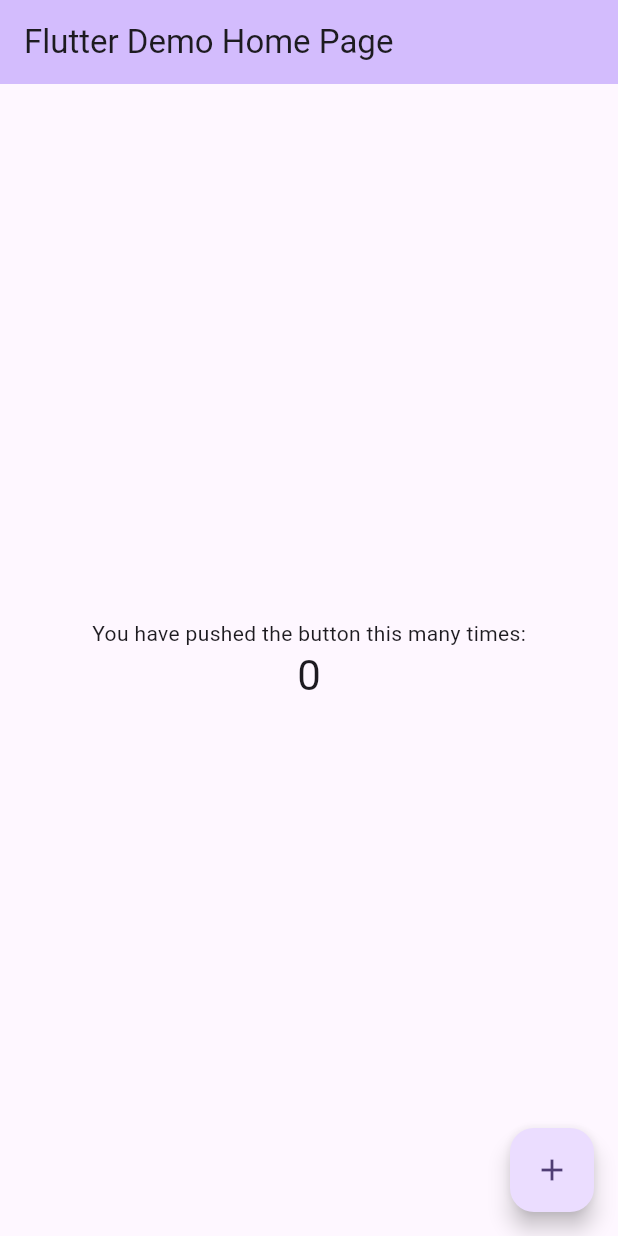
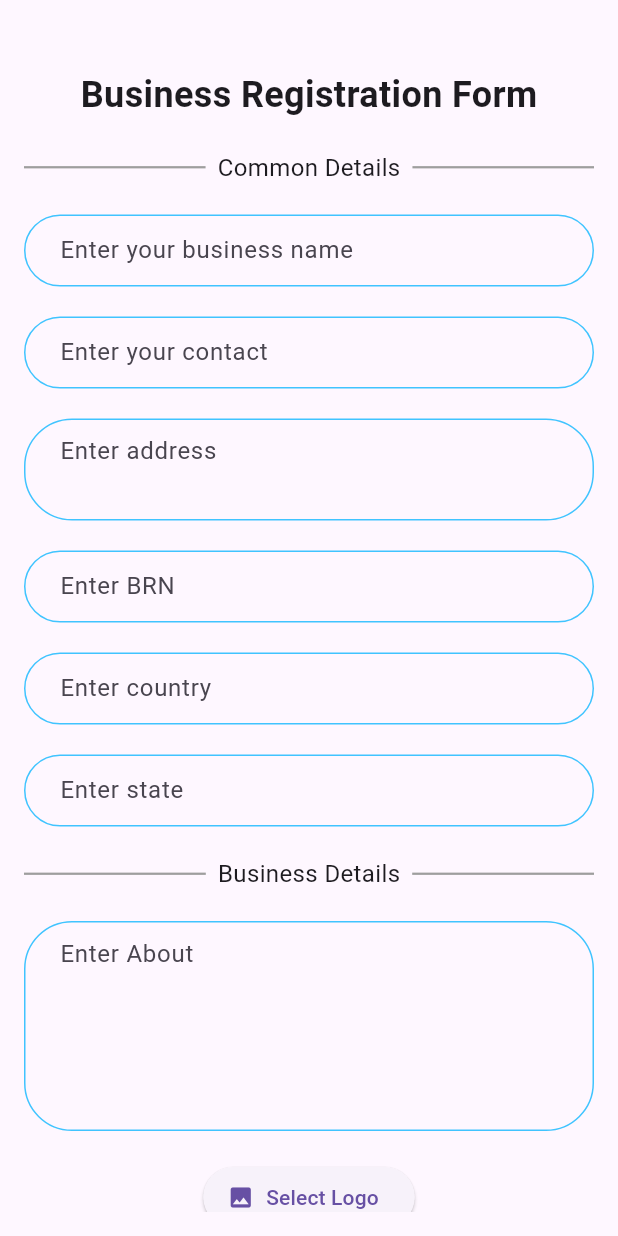
Before and after one commit to maduranga98/Saloon-App, a Flutter app: the screen it shows after launch, on a phone screen of 412 x 824 dp. Run offline on Flutter 3.47's test engine with Material 3 defaults, Android fonts, the phone set to English and light mode, and no system bars; our stand-ins replace image_picker.

Commit message:
business registration

```diff
--- /dev/null
+++ b/lib/Common/InputDecoration.dart
@@ -0,0 +1,21 @@
+// lib/common_input_decoration.dart
+
+import 'package:flutter/material.dart';
+
+InputDecoration commonInputDecoration(String hintText) {
+  return InputDecoration(
+    hintText: hintText,
+    contentPadding: EdgeInsets.symmetric(vertical: 10.0, horizontal: 20.0),
+    border: OutlineInputBorder(
+      borderRadius: BorderRadius.all(Radius.circular(32.0)),
+    ),
+    enabledBorder: OutlineInputBorder(
+      borderSide: BorderSide(color: Colors.lightBlueAccent, width: 1.0),
+      borderRadius: BorderRadius.all(Radius.circular(32.0)),
+    ),
+    focusedBorder: OutlineInputBorder(
+      borderSide: BorderSide(color: Colors.lightBlueAccent, width: 2.0),
+      borderRadius: BorderRadius.all(Radius.circular(32.0)),
+    ),
+  );
+}
--- /dev/null
+++ b/lib/Login Pages/SignUp.dart
@@ -0,0 +1,416 @@
+import 'dart:io';
+import 'dart:typed_data';
+import 'package:flutter/material.dart';
+import 'package:image_picker/image_picker.dart';
+import 'package:saloon_app/Common/InputDecoration.dart';
+
+class Signup extends StatefulWidget {
+  const Signup({super.key});
+
+  @override
+  State<Signup> createState() => _SignupState();
+}
+
+class _SignupState extends State<Signup> {
+  final _formKey = GlobalKey<FormState>();
+
+  // Initialize controllers
+  late final TextEditingController _about;
+  late final TextEditingController _business_name;
+  late final TextEditingController _business_adress;
+  late final TextEditingController _country;
+  late final TextEditingController _mobile;
+  late final TextEditingController _state;
+  late final TextEditingController _brn;
+  late final TextEditingController _webLink;
+  late final TextEditingController _fbLink;
+  late final TextEditingController _instaLink;
+  late final TextEditingController _googleLink;
+
+  XFile? _image;
+  bool _isLoading = false;
+
+  @override
+  void initState() {
+    super.initState();
+    _about = TextEditingController();
+    _business_name = TextEditingController();
+    _business_adress = TextEditingController();
+    _country = TextEditingController();
+    _mobile = TextEditingController();
+    _state = TextEditingController();
+    _brn = TextEditingController();
+    _webLink = TextEditingController();
+    _fbLink = TextEditingController();
+    _instaLink = TextEditingController();
+    _googleLink = TextEditingController();
+  }
+
+  @override
+  void dispose() {
+    _about.dispose();
+    _business_name.dispose();
+    _business_adress.dispose();
+    _country.dispose();
+    _mobile.dispose();
+    _state.dispose();
+    _brn.dispose();
+    _webLink.dispose();
+    _fbLink.dispose();
+    _instaLink.dispose();
+    _googleLink.dispose();
+    super.dispose();
+  }
+
+  Future<void> _pickImage() async {
+    try {
+      setState(() {
+        _isLoading = true;
+      });
+
+      final ImagePicker picker = ImagePicker();
+      final XFile? selectedImage = await picker.pickImage(
+        source: ImageSource.gallery,
+        imageQuality: 85,
+        maxWidth: 1024,
+        maxHeight: 1024,
+      );
+
+      if (selectedImage != null) {
+        // Verify the file exists and is readable
+        final File file = File(selectedImage.path);
+        if (await file.exists()) {
+          try {
+            // Test if the image can be read
+            await decodeImageFromList(await file.readAsBytes());
+            setState(() {
+              _image = selectedImage;
+            });
+          } catch (e) {
+            _showErrorDialog(
+                'Selected image could not be processed. Please try another image.');
+          }
+        } else {
+          _showErrorDialog('Selected image file not found. Please try again.');
+        }
+      }
+    } catch (e) {
+      _showErrorDialog('Error picking image: Please try again');
+      debugPrint('Error picking image: $e');
+    } finally {
+      setState(() {
+        _isLoading = false;
+      });
+    }
+  }
+
+  void _showErrorDialog(String message) {
+    showDialog(
+      context: context,
+      builder: (BuildContext context) {
+        return AlertDialog(
+          title: const Text('Image Error'),
+          content: Text(message),
+          actions: <Widget>[
+            TextButton(
+              child: const Text('OK'),
+              onPressed: () {
+                Navigator.of(context).pop();
+              },
+            ),
+          ],
+        );
+      },
+    );
+  }
+
+  Widget _buildSectionHeader(String title) {
+    return Row(
+      children: [
+        const Expanded(
+          child: Divider(thickness: 1.5, color: Colors.grey),
+        ),
+        Padding(
+          padding: const EdgeInsets.symmetric(horizontal: 8.0),
+          child: Text(title, style: const TextStyle(fontSize: 16)),
+        ),
+        const Expanded(
+          child: Divider(thickness: 1.5, color: Colors.grey),
+        ),
+      ],
+    );
+  }
+
+  Widget _buildImagePreview() {
+    if (_isLoading) {
+      return Container(
+        width: 100,
+        height: 100,
+        decoration: BoxDecoration(
+          border: Border.all(color: Colors.grey),
+          borderRadius: BorderRadius.circular(8),
+        ),
+        child: const Center(
+          child: CircularProgressIndicator(),
+        ),
+      );
+    }
+
+    if (_image == null) {
+      return Container(
+        width: 100,
+        height: 100,
+        decoration: BoxDecoration(
+          border: Border.all(color: Colors.grey),
+          borderRadius: BorderRadius.circular(8),
+        ),
+        child: const Center(
+          child: Text('No image selected'),
+        ),
+      );
+    }
+
+    return FutureBuilder<File>(
+      future: Future.value(File(_image!.path)),
+      builder: (context, snapshot) {
+        if (snapshot.connectionState == ConnectionState.done &&
+            snapshot.hasData) {
+          return Container(
+            width: 100,
+            height: 100,
+            decoration: BoxDecoration(
+              border: Border.all(color: Colors.grey),
+              borderRadius: BorderRadius.circular(8),
+            ),
+            child: ClipRRect(
+              borderRadius: BorderRadius.circular(8),
+              child: Image.file(
+                snapshot.data!,
+                width: 100,
+                height: 100,
+                fit: BoxFit.cover,
+                errorBuilder: (context, error, stackTrace) {
+                  debugPrint('Error loading image: $error');
+                  return Container(
+                    width: 100,
+                    height: 100,
+                    color: Colors.grey[200],
+                    child: const Center(
+                      child: Text(
+                        'Error loading image',
+                        textAlign: TextAlign.center,
+                      ),
+                    ),
+                  );
+                },
+              ),
+            ),
+          );
+        }
+        return Container(
+          width: 100,
+          height: 100,
+          decoration: BoxDecoration(
+            border: Border.all(color: Colors.grey),
+            borderRadius: BorderRadius.circular(8),
+          ),
+          child: const Center(
+            child: CircularProgressIndicator(),
+          ),
+        );
+      },
+    );
+  }
+
+  Future<void> _handleSubmit() async {
+    if (_formKey.currentState!.validate()) {
+      _formKey.currentState!.save();
+      try {
+        setState(() {
+          _isLoading = true;
+        });
+        // Add your form submission logic here
+        // Example:
+        // await submitFormData({
+        //   'businessName': _business_name.text,
+        //   'mobile': _mobile.text,
+        //   ...
+        // });
+      } catch (e) {
+        _showErrorDialog('Error submitting form: ${e.toString()}');
+      } finally {
+        setState(() {
+          _isLoading = false;
+        });
+      }
+    }
+  }
+
+  @override
+  Widget build(BuildContext context) {
+    return Scaffold(
+      body: Container(
+        margin: EdgeInsets.only(top: 30.0),
+        child: Padding(
+          padding: const EdgeInsets.all(16.0),
+          child: Center(
+            child: SingleChildScrollView(
+              child: Form(
+                key: _formKey,
+                child: Column(
+                  crossAxisAlignment: CrossAxisAlignment.center,
+                  mainAxisAlignment: MainAxisAlignment.center,
+                  children: [
+                    const Text(
+                      "Business Registration Form",
+                      style:
+                          TextStyle(fontSize: 24, fontWeight: FontWeight.bold),
+                    ),
+                    const SizedBox(height: 20),
+                    _buildSectionHeader("Common Details"),
+                    const SizedBox(height: 20),
+                    TextFormField(
+                      controller: _business_name,
+                      decoration:
+                          commonInputDecoration('Enter your business name'),
+                      validator: (value) {
+                        if (value == null || value.isEmpty) {
+                          return 'Please enter your business name';
+                        }
+                        return null;
+                      },
+                    ),
+                    const SizedBox(height: 20),
+                    TextFormField(
+                      controller: _mobile,
+                      decoration: commonInputDecoration('Enter your contact'),
+                      keyboardType: TextInputType.phone,
+                      validator: (value) {
+                        if (value == null || value.isEmpty) {
+                          return 'Please enter your contact';
+                        }
+                        return null;
+                      },
+                    ),
+                    const SizedBox(height: 20),
+                    TextFormField(
+                      controller: _business_adress,
+                      decoration: commonInputDecoration('Enter address'),
+                      maxLines: 2,
+                      validator: (value) {
+                        if (value == null || value.isEmpty) {
+                          return 'Please enter your address';
+                        }
+                        return null;
+                      },
+                    ),
+                    const SizedBox(height: 20),
+                    TextFormField(
+                      controller: _brn,
+                      decoration: commonInputDecoration('Enter BRN'),
+                      validator: (value) {
+                        if (value == null || value.isEmpty) {
+                          return 'Please enter your BRN';
+                        }
+                        return null;
+                      },
+                    ),
+                    const SizedBox(height: 20),
+                    TextFormField(
+                      controller: _country,
+                      decoration: commonInputDecoration('Enter country'),
+                      validator: (value) {
+                        if (value == null || value.isEmpty) {
+                          return 'Please enter country';
+                        }
+                        return null;
+                      },
+                    ),
+                    const SizedBox(height: 20),
+                    TextFormField(
+                      controller: _state,
+                      decoration: commonInputDecoration('Enter state'),
+                      validator: (value) {
+                        if (value == null || value.isEmpty) {
+                          return 'Please enter state';
+                        }
+                        return null;
+                      },
+                    ),
+                    const SizedBox(height: 20),
+                    _buildSectionHeader("Business Details"),
+                    const SizedBox(height: 20),
+                    TextFormField(
+                      controller: _about,
+                      maxLines: 5,
+                      decoration: commonInputDecoration('Enter About'),
+                      validator: (value) {
+                        if (value == null || value.isEmpty) {
+                          return 'Please enter about';
+                        }
+                        return null;
+                      },
+                    ),
+                    const SizedBox(height: 20),
+                    ElevatedButton.icon(
+                      onPressed: _isLoading ? null : _pickImage,
+                      icon: const Icon(Icons.image),
+                      label: const Text('Select Logo'),
+                    ),
+                    const SizedBox(height: 20),
+                    _buildImagePreview(),
+                    const SizedBox(height: 20),
+                    _buildSectionHeader("Media Links"),
+                    const SizedBox(height: 20),
+                    TextFormField(
+                      controller: _webLink,
+                      decoration: commonInputDecoration('Paste Website Link'),
+                      keyboardType: TextInputType.url,
+                    ),
+                    const SizedBox(height: 20),
+                    TextFormField(
+                      controller: _fbLink,
+                      decoration: commonInputDecoration('Paste Facebook Link'),
+                      keyboardType: TextInputType.url,
+                    ),
+                    const SizedBox(height: 20),
+                    TextFormField(
+                      controller: _instaLink,
+                      decoration: commonInputDecoration('Paste Instagram Link'),
+                      keyboardType: TextInputType.url,
+                    ),
+                    const SizedBox(height: 20),
+                    TextFormField(
+                      controller: _googleLink,
+                      decoration:
+                          commonInputDecoration('Paste Google Profile Link'),
+                      keyboardType: TextInputType.url,
+                    ),
+                    const SizedBox(height: 20),
+                    SizedBox(
+                      width: double.infinity,
+                      child: ElevatedButton(
+                        onPressed: _isLoading ? null : _handleSubmit,
+                        child: _isLoading
+                            ? const SizedBox(
+                                height: 20,
+                                width: 20,
+                                child: CircularProgressIndicator(
+                                  strokeWidth: 2,
+                                  valueColor: AlwaysStoppedAnimation<Color>(
+                                      Colors.white),
+                                ),
+                              )
+                            : const Text('Create'),
+                      ),
+                    ),
+                  ],
+                ),
+              ),
+            ),
+          ),
+        ),
+      ),
+    );
+  }
+}
--- a/lib/main.dart
+++ b/lib/main.dart
@@ -1,4 +1,5 @@
 import 'package:flutter/material.dart';
+import 'package:saloon_app/Login%20Pages/SignUp.dart';
 
 void main() {
   runApp(const MyApp());
@@ -7,119 +8,11 @@ void main() {
 class MyApp extends StatelessWidget {
   const MyApp({super.key});
 
-  // This widget is the root of your application.
   @override
   Widget build(BuildContext context) {
     return MaterialApp(
-      title: 'Flutter Demo',
-      theme: ThemeData(
-        // This is the theme of your application.
-        //
-        // TRY THIS: Try running your application with "flutter run". You'll see
-        // the application has a purple toolbar. Then, without quitting the app,
-        // try changing the seedColor in the colorScheme below to Colors.green
-        // and then invoke "hot reload" (save your changes or press the "hot
-        // reload" button in a Flutter-supported IDE, or press "r" if you used
-        // the command line to start the app).
-        //
-        // Notice that the counter didn't reset back to zero; the application
-        // state is not lost during the reload. To reset the state, use hot
-        // restart instead.
-        //
-        // This works for code too, not just values: Most code changes can be
-        // tested with just a hot reload.
-        colorScheme: ColorScheme.fromSeed(seedColor: Colors.deepPurple),
-        useMaterial3: true,
-      ),
-      home: const MyHomePage(title: 'Flutter Demo Home Page'),
+      debugShowCheckedModeBanner: false,
+      home: Signup(),
     );
   }
 }
-
-class MyHomePage extends StatefulWidget {
-  const MyHomePage({super.key, required this.title});
-
-  // This widget is the home page of your application. It is stateful, meaning
-  // that it has a State object (defined below) that contains fields that affect
-  // how it looks.
-
-  // This class is the configuration for the state. It holds the values (in this
-  // case the title) provided by the parent (in this case the App widget) and
-  // used by the build method of the State. Fields in a Widget subclass are
-  // always marked "final".
-
-  final String title;
-
-  @override
-  State<MyHomePage> createState() => _MyHomePageState();
-}
-
-class _MyHomePageState extends State<MyHomePage> {
-  int _counter = 0;
-
-  void _incrementCounter() {
-    setState(() {
-      // This call to setState tells the Flutter framework that something has
-      // changed in this State, which causes it to rerun the build method below
-      // so that the display can reflect the updated values. If we changed
-      // _counter without calling setState(), then the build method would not be
-      // called again, and so nothing would appear to happen.
-      _counter++;
-    });
-  }
-
-  @override
-  Widget build(BuildContext context) {
-    // This method is rerun every time setState is called, for instance as done
-    // by the _incrementCounter method above.
-    //
-    // The Flutter framework has been optimized to make rerunning build methods
-    // fast, so that you can just rebuild anything that needs updating rather
-    // than having to individually change instances of widgets.
-    return Scaffold(
-      appBar: AppBar(
-        // TRY THIS: Try changing the color here to a specific color (to
-        // Colors.amber, perhaps?) and trigger a hot reload to see the AppBar
-        // change color while the other colors stay the same.
-        backgroundColor: Theme.of(context).colorScheme.inversePrimary,
-        // Here we take the value from the MyHomePage object that was created by
-        // the App.build method, and use it to set our appbar title.
-        title: Text(widget.title),
-      ),
-      body: Center(
-        // Center is a layout widget. It takes a single child and positions it
-        // in the middle of the parent.
-        child: Column(
-          // Column is also a layout widget. It takes a list of children and
-          // arranges them vertically. By default, it sizes itself to fit its
-          // children horizontally, and tries to be as tall as its parent.
-          //
-          // Column has various properties to control how it sizes itself and
-          // how it positions its children. Here we use mainAxisAlignment to
-          // center the children vertically; the main axis here is the vertical
-          // axis because Columns are vertical (the cross axis would be
-          // horizontal).
-          //
-          // TRY THIS: Invoke "debug painting" (choose the "Toggle Debug Paint"
-          // action in the IDE, or press "p" in the console), to see the
-          // wireframe for each widget.
-          mainAxisAlignment: MainAxisAlignment.center,
-          children: <Widget>[
-            const Text(
-              'You have pushed the button this many times:',
-            ),
-            Text(
-              '$_counter',
-              style: Theme.of(context).textTheme.headlineMedium,
-            ),
-          ],
-        ),
-      ),
-      floatingActionButton: FloatingActionButton(
-        onPressed: _incrementCounter,
-        tooltip: 'Increment',
-        child: const Icon(Icons.add),
-      ), // This trailing comma makes auto-formatting nicer for build methods.
-    );
-  }
-}
--- a/pubspec.yaml
+++ b/pubspec.yaml
@@ -35,6 +35,7 @@ dependencies:
   # The following adds the Cupertino Icons font to your application.
   # Use with the CupertinoIcons class for iOS style icons.
   cupertino_icons: ^1.0.8
+  image_picker: ^1.1.2
 
 dev_dependencies:
   flutter_test:
```
Also changed, not shown: pubspec.lock, 7 other files.
